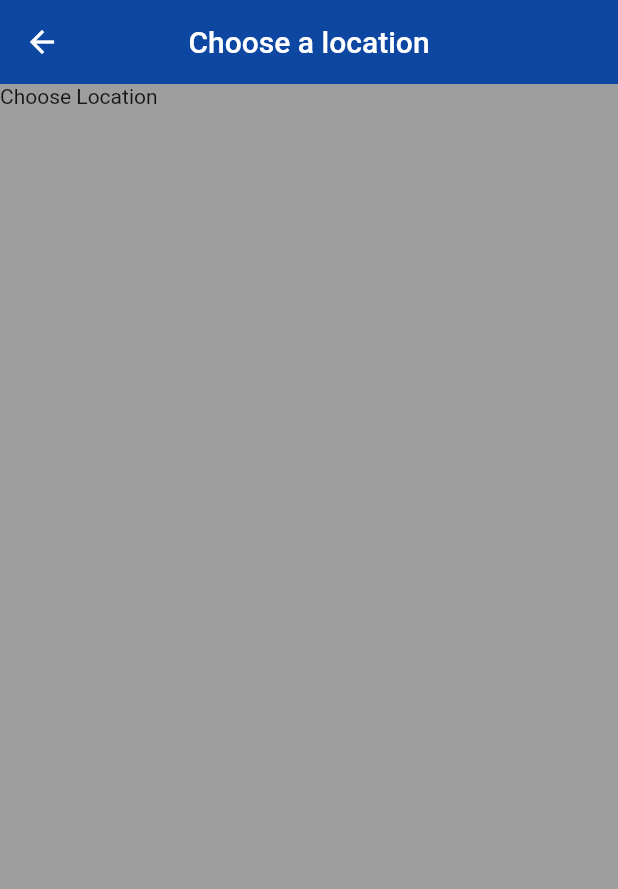
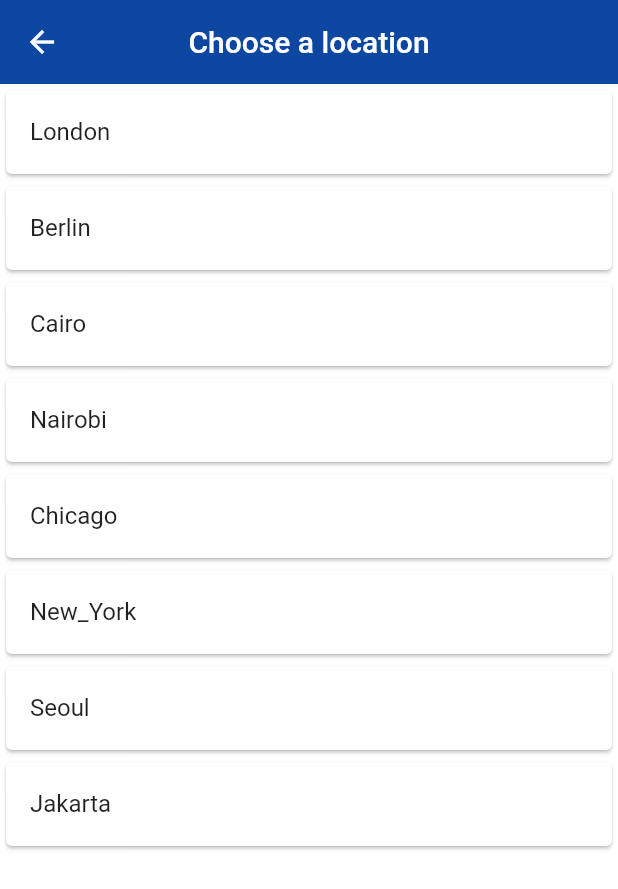
Before and after one commit to rohit0110/Flutter_Basics, a Flutter app: the Home screen opened directly with empty values, after a tap on "Edit Location", on a phone screen of 412 x 824 dp. Shown: the top 889 px of the screen. Run offline on Flutter 3.47's test engine with Material 2 defaults, Android fonts, the phone set to English and light mode, and no system bars; our stand-ins replace flutter_spinkit; network calls fail; statements that could not run were skipped.

Commit message:
Updating Time for choices

```diff
--- a/sample_project/lib/pages/choose_location.dart
+++ b/sample_project/lib/pages/choose_location.dart
@@ -1,4 +1,5 @@
 import 'package:flutter/material.dart';
+import 'package:sample_project/services/world_time.dart';
 
 class ChooseLocation extends StatefulWidget {
   //const ChooseLocation({ Key? key }) : super(key: key);
@@ -8,17 +9,50 @@ class ChooseLocation extends StatefulWidget {
 }
 
 class _ChooseLocationState extends State<ChooseLocation> {
+  List<WorldTime> locations = [
+    WorldTime(location: 'London', flag: 'london.png', url: 'Europe/London'),
+    WorldTime(location: 'Berlin', flag: 'london.png', url: 'Europe/Berlin'),
+    WorldTime(location: 'Cairo', flag: 'london.png', url: 'Africa/Cairo'),
+    WorldTime(location: 'Nairobi', flag: 'london.png', url: 'Africa/Nairobi'),
+    WorldTime(location: 'Chicago', flag: 'london.png', url: 'America/Chicago'),
+    WorldTime(
+        location: 'New_York', flag: 'london.png', url: 'America/New_York'),
+    WorldTime(location: 'Seoul', flag: 'london.png', url: 'Asia/Seoul'),
+    WorldTime(location: 'Jakarta', flag: 'london.png', url: 'Asia/Jakarta'),
+  ];
+
+  void updateTime(index) async {
+    WorldTime instance = locations[index];
+    await instance.getTime();
+    Navigator.pop(context, {
+      'location': instance.location,
+      'flag': instance.flag,
+      'time': instance.time,
+      'isDayTime': instance.isDayTime
+    });
+  }
+
   @override
   Widget build(BuildContext context) {
     return Scaffold(
-      backgroundColor: Colors.grey,
+      backgroundColor: Colors.white,
       appBar: AppBar(
         backgroundColor: Colors.blue[900],
         title: Text("Choose a location"),
         centerTitle: true,
         elevation: 0,
       ),
-      body: Text("Choose Location"),
+      body: ListView.builder(
+        itemCount: locations.length,
+        itemBuilder: (context, index) {
+          return Card(
+              child: ListTile(
+                  onTap: () {
+                    updateTime(index);
+                  },
+                  title: Text(locations[index].location)));
+        },
+      ),
     );
   }
 }
--- a/sample_project/lib/pages/home.dart
+++ b/sample_project/lib/pages/home.dart
@@ -12,21 +12,43 @@ class _HomeState extends State<Home> {
 
   @override
   Widget build(BuildContext context) {
-    data = ModalRoute.of(context).settings.arguments;
-    print(data);
+    data = data.isNotEmpty ? data : ModalRoute.of(context).settings.arguments;
+    //print(data);
+
+    //set background
+    String bgImage = data['isDayTime'] ? 'day.png' : 'night.png';
+    Color bgColor = data['isDayTime'] ? Colors.blue : Colors.indigo[700];
 
     return Scaffold(
+      backgroundColor: bgColor,
       body: SafeArea(
+          child: Container(
+        decoration: BoxDecoration(
+            image: DecorationImage(
+                image: AssetImage('assets/$bgImage'), fit: BoxFit.cover)),
         child: Padding(
           padding: const EdgeInsets.fromLTRB(0, 120.0, 0, 0),
           child: Column(
             children: [
               TextButton.icon(
-              onPressed: () {
-                Navigator.pushNamed(context, '/location');
+                onPressed: () async {
+                  dynamic result =
+                      await Navigator.pushNamed(context, '/location');
+                  setState(() {
+                    data = {
+                      'time': result['time'],
+                      'location': result['location'],
+                      'isDayTime': result['isDayTime'],
+                      'flag': result['flag']
+                    };
+                  });
                 },
-              icon: Icon(Icons.edit_location),
-              label: Text("Edit Location"),
+                icon: Icon(
+                  Icons.edit_location,
+                  color: Colors.grey[300],
+                ),
+                label: Text("Edit Location",
+                    style: TextStyle(color: Colors.white)),
               ),
               SizedBox(
                 height: 20.0,
@@ -35,7 +57,10 @@ class _HomeState extends State<Home> {
                 mainAxisAlignment: MainAxisAlignment.center,
                 children: [
                   Text(data['location'],
-                    style: TextStyle(fontSize: 28, letterSpacing: 2.0))
+                      style: TextStyle(
+                          fontSize: 28,
+                          letterSpacing: 2.0,
+                          color: Colors.white))
                 ],
               ),
               SizedBox(
@@ -43,9 +68,10 @@ class _HomeState extends State<Home> {
               ),
               Text(
                 data['time'],
-              style: TextStyle(fontSize: 66.0),
+                style: TextStyle(fontSize: 66.0, color: Colors.white),
               )
             ],
+          ),
         ),
       )),
     );
--- a/sample_project/lib/services/world_time.dart
+++ b/sample_project/lib/services/world_time.dart
@@ -7,6 +7,7 @@ class WorldTime {
   String time;
   String flag;
   String url;
+  bool isDayTime;
 
   WorldTime({this.location, this.flag, this.url});
 
@@ -26,6 +27,7 @@ class WorldTime {
     now = now.add(Duration(hours: int.parse(offset)));
 
     //set time property
+    isDayTime = now.hour > 6 && now.hour < 20 ? true : false;
     time = DateFormat.jm().format(now);
   }
 }
--- a/sample_project/pubspec.yaml
+++ b/sample_project/pubspec.yaml
@@ -25,6 +25,7 @@ dependencies:
     sdk: flutter
   http: ^0.13.4
   intl: ^0.17.0
+  flutter_spinkit: ^5.1.0
 
 
   # The following adds the Cupertino Icons font to your application.
@@ -47,9 +48,8 @@ flutter:
   uses-material-design: true
 
   # To add assets to your application, add an assets section, like this:
-  # assets:
-  #   - images/a_dot_burr.jpeg
-  #   - images/a_dot_ham.jpeg
+  assets:
+    - assets/
 
   # An image asset can refer to one or more resolution-specific "variants", see
   # https://flutter.dev/assets-and-images/#resolution-aware.
```
Also changed, not shown: sample_project/lib/pages/loading.dart (+4 -4 lines), sample_project/assets/day.png (added), sample_project/assets/night.png (added). Lines whose indentation alone changed are shown as unchanged.
